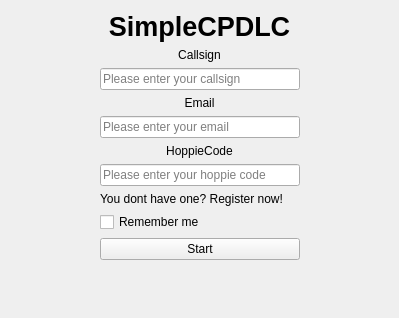
half-nothing/SimpleCPDLC, file src/ui/form/start_window.ui: the form before one commit.
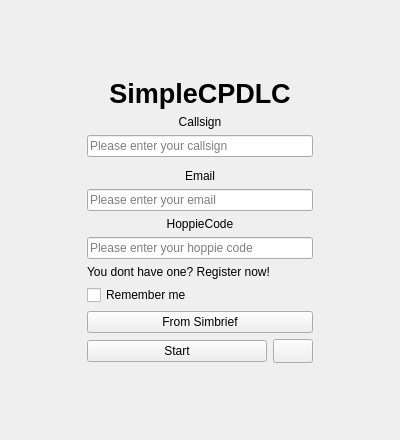
The form after the commit. Icons and pictures are not drawn.

Commit message: feat: Add config window.Add simbrief support.

Patch:
```diff
--- a/src/ui/form/start_window.ui
+++ b/src/ui/form/start_window.ui
@@ -6,28 +6,65 @@
    <rect>
     <x>0</x>
     <y>0</y>
-    <width>399</width>
-    <height>318</height>
+    <width>400</width>
+    <height>440</height>
    </rect>
   </property>
   <property name="minimumSize">
    <size>
-    <width>399</width>
-    <height>318</height>
+    <width>400</width>
+    <height>440</height>
    </size>
   </property>
   <property name="windowTitle">
    <string>SimpleCPDLC</string>
   </property>
   <layout class="QGridLayout" name="gridLayout">
-   <item row="9" column="1">
-    <widget class="QCheckBox" name="remember_me">
+   <item row="12" column="2">
+    <widget class="QPushButton" name="settings">
+     <property name="sizePolicy">
+      <sizepolicy hsizetype="Minimum" vsizetype="Minimum">
+       <horstretch>0</horstretch>
+       <verstretch>0</verstretch>
+      </sizepolicy>
+     </property>
+     <property name="minimumSize">
+      <size>
+       <width>24</width>
+       <height>24</height>
+      </size>
+     </property>
      <property name="text">
-      <string>Remember me</string>
+      <string/>
      </property>
     </widget>
    </item>
-   <item row="2" column="1">
+   <item row="12" column="1">
+    <widget class="QPushButton" name="start">
+     <property name="sizePolicy">
+      <sizepolicy hsizetype="Minimum" vsizetype="Fixed">
+       <horstretch>1</horstretch>
+       <verstretch>0</verstretch>
+      </sizepolicy>
+     </property>
+     <property name="minimumSize">
+      <size>
+       <width>0</width>
+       <height>0</height>
+      </size>
+     </property>
+     <property name="maximumSize">
+      <size>
+       <width>180</width>
+       <height>16777215</height>
+      </size>
+     </property>
+     <property name="text">
+      <string>Start</string>
+     </property>
+    </widget>
+   </item>
+   <item row="3" column="1" colspan="2">
     <widget class="QLineEdit" name="callsign">
      <property name="sizePolicy">
       <sizepolicy hsizetype="Expanding" vsizetype="Preferred">
@@ -55,67 +92,35 @@
      </property>
     </widget>
    </item>
-   <item row="6" column="0" colspan="3">
-    <widget class="QLabel" name="label_3">
-     <property name="text">
-      <string>HoppieCode</string>
+   <item row="6" column="1" colspan="2">
+    <widget class="QLineEdit" name="email">
+     <property name="placeholderText">
+      <string>Please enter your email</string>
      </property>
-     <property name="alignment">
-      <set>Qt::AlignmentFlag::AlignCenter</set>
-     </property>
     </widget>
    </item>
-   <item row="12" column="1">
-    <spacer name="verticalSpacer">
-     <property name="orientation">
-      <enum>Qt::Orientation::Vertical</enum>
-     </property>
-     <property name="sizeHint" stdset="0">
-      <size>
-       <width>20</width>
-       <height>40</height>
-      </size>
-     </property>
-    </spacer>
-   </item>
-   <item row="2" column="0">
-    <spacer name="horizontalSpacer">
-     <property name="orientation">
-      <enum>Qt::Orientation::Horizontal</enum>
-     </property>
-     <property name="sizeHint" stdset="0">
-      <size>
-       <width>40</width>
-       <height>20</height>
-      </size>
-     </property>
-    </spacer>
-   </item>
-   <item row="11" column="1">
-    <widget class="QPushButton" name="start">
-     <property name="text">
-      <string>Start</string>
-     </property>
-    </widget>
-   </item>
-   <item row="7" column="1">
+   <item row="8" column="1" colspan="2">
     <widget class="QLineEdit" name="hoppie_code">
      <property name="placeholderText">
       <string>Please enter your hoppie code</string>
      </property>
     </widget>
    </item>
-   <item row="4" column="0" colspan="3">
-    <widget class="QLabel" name="label_2">
+   <item row="11" column="1" colspan="2">
+    <widget class="QPushButton" name="from_simbrief">
      <property name="text">
-      <string>Email</string>
+      <string>From Simbrief</string>
      </property>
-     <property name="alignment">
-      <set>Qt::AlignmentFlag::AlignCenter</set>
+    </widget>
+   </item>
+   <item row="9" column="1" colspan="2">
+    <widget class="QLabel" name="register_label">
+     <property name="text">
+      <string>You dont have one? Register now!</string>
      </property>
     </widget>
    </item>
-   <item row="0" column="0" colspan="3">
+   <item row="1" column="0" colspan="4">
     <widget class="QLabel" name="label">
      <property name="font">
       <font>
@@ -136,7 +141,43 @@
      </property>
     </widget>
    </item>
-   <item row="1" column="0" colspan="3">
+   <item row="0" column="0" colspan="4">
+    <spacer name="verticalSpacer_2">
+     <property name="orientation">
+      <enum>Qt::Orientation::Vertical</enum>
+     </property>
+     <property name="sizeHint" stdset="0">
+      <size>
+       <width>20</width>
+       <height>40</height>
+      </size>
+     </property>
+    </spacer>
+   </item>
+   <item row="13" column="0" colspan="4">
+    <spacer name="verticalSpacer">
+     <property name="orientation">
+      <enum>Qt::Orientation::Vertical</enum>
+     </property>
+     <property name="sizeHint" stdset="0">
+      <size>
+       <width>20</width>
+       <height>40</height>
+      </size>
+     </property>
+    </spacer>
+   </item>
+   <item row="5" column="1" colspan="2">
+    <widget class="QLabel" name="label_2">
+     <property name="text">
+      <string>Email</string>
+     </property>
+     <property name="alignment">
+      <set>Qt::AlignmentFlag::AlignCenter</set>
+     </property>
+    </widget>
+   </item>
+   <item row="2" column="1" colspan="2">
     <widget class="QLabel" name="label_1">
      <property name="text">
       <string>Callsign</string>
@@ -146,14 +187,24 @@
      </property>
     </widget>
    </item>
-   <item row="5" column="1">
-    <widget class="QLineEdit" name="email">
-     <property name="placeholderText">
-      <string>Please enter your email</string>
+   <item row="7" column="1" colspan="2">
+    <widget class="QLabel" name="label_3">
+     <property name="text">
+      <string>HoppieCode</string>
      </property>
+     <property name="alignment">
+      <set>Qt::AlignmentFlag::AlignCenter</set>
+     </property>
     </widget>
    </item>
-   <item row="2" column="2">
+   <item row="10" column="1" colspan="2">
+    <widget class="QCheckBox" name="remember_me">
+     <property name="text">
+      <string>Remember me</string>
+     </property>
+    </widget>
+   </item>
+   <item row="2" column="3" rowspan="11">
     <spacer name="horizontalSpacer_2">
      <property name="orientation">
       <enum>Qt::Orientation::Horizontal</enum>
@@ -166,12 +217,18 @@
      </property>
     </spacer>
    </item>
-   <item row="8" column="1">
-    <widget class="QLabel" name="register_label">
-     <property name="text">
-      <string>You dont have one? Register now!</string>
+   <item row="2" column="0" rowspan="11">
+    <spacer name="horizontalSpacer">
+     <property name="orientation">
+      <enum>Qt::Orientation::Horizontal</enum>
      </property>
-    </widget>
+     <property name="sizeHint" stdset="0">
+      <size>
+       <width>40</width>
+       <height>20</height>
+      </size>
+     </property>
+    </spacer>
    </item>
   </layout>
  </widget>
```
Left out of the diff: 8 changed lines with no effect on the pictures. The commit also changes 32 other files.
